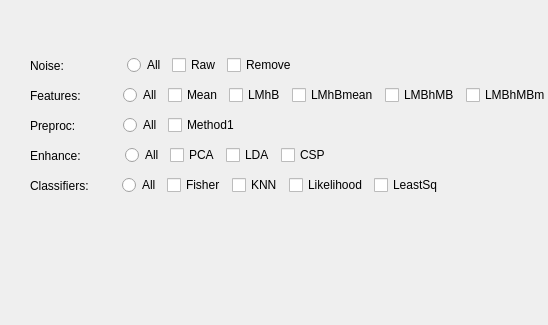
First picture: the form in UI/BulkDetection.ui, repository ranianr/bAnalyzer, before the edit; both pictures show x 0 to 548 and y 0 to 325 of the 841 by 325 pixel window.
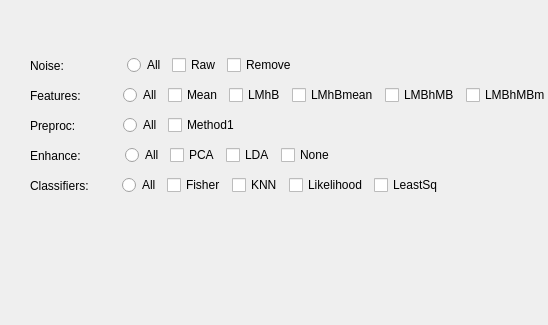
Second picture: the form after the edit.

Commit message: add None option in KNN classifier and fix accuracy bug

The edit to the form file:
```diff
--- a/UI/BulkDetection.ui
+++ b/UI/BulkDetection.ui
@@ -334,7 +334,7 @@
     <item>
      <widget class="QCheckBox" name="CSPCB">
       <property name="text">
-       <string>CSP</string>
+       <string>None</string>
       </property>
      </widget>
     </item>
```
Left out of the diff: 2 changed lines with no effect on the pictures. The commit also changes 4 other files.
